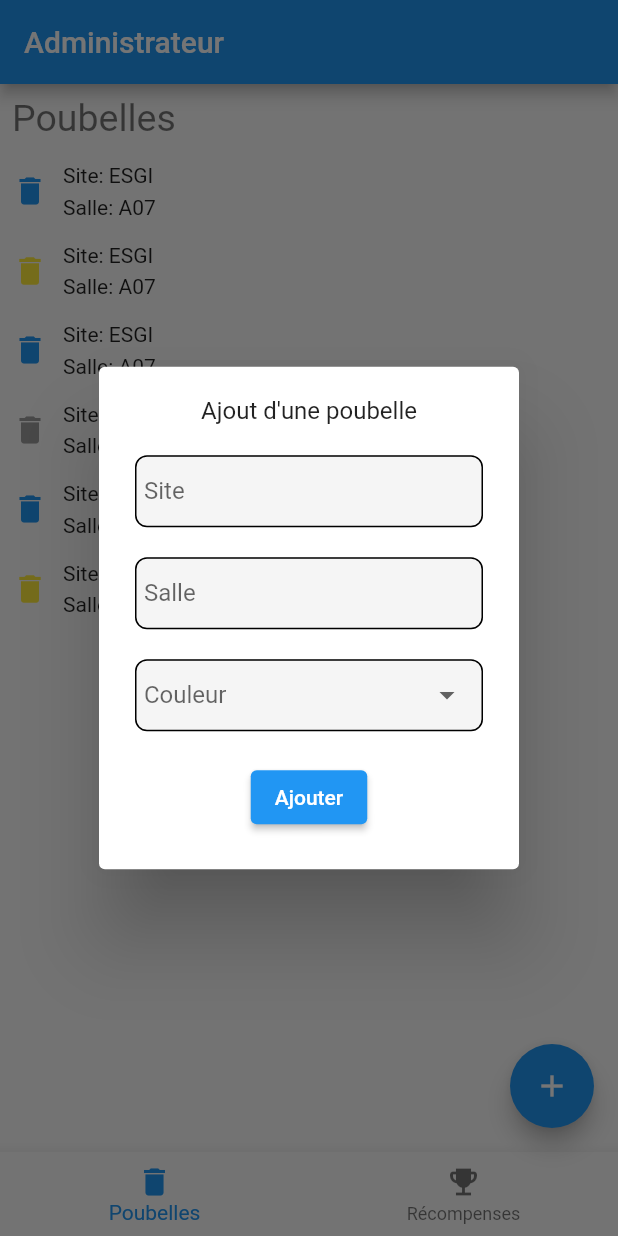
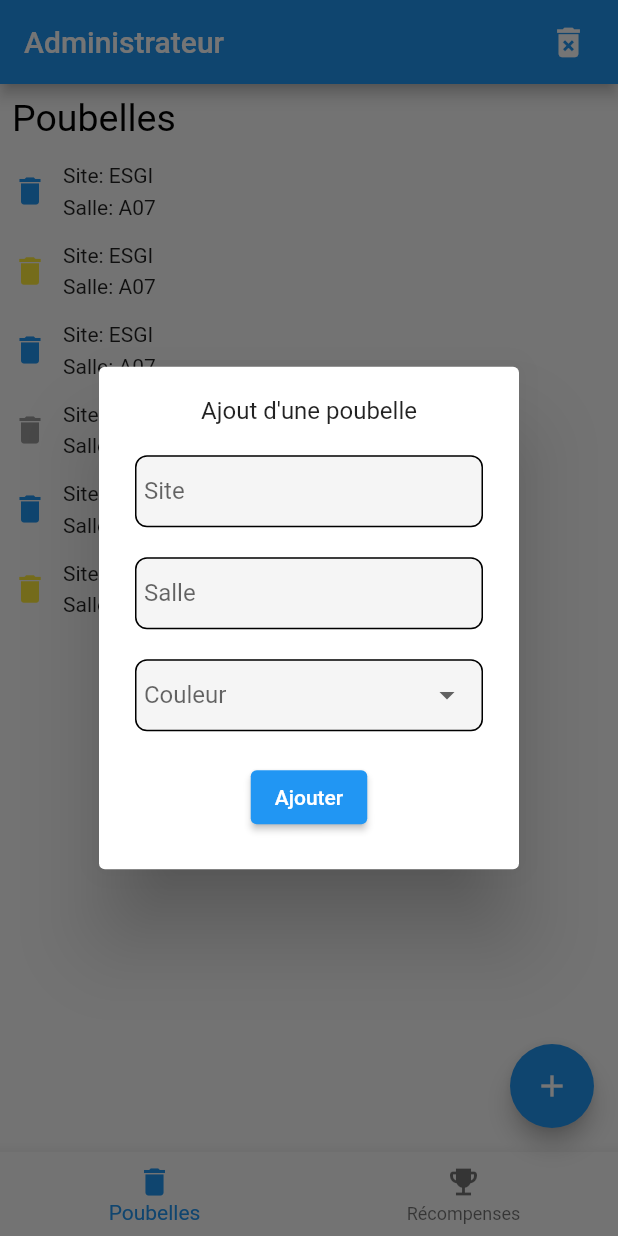
Before and after one commit to Ancelotow/green-ring-app, a Flutter app: the screen it shows after launch, after a tap on the "add" icon, on a phone screen of 412 x 824 dp. Run offline on Flutter 3.47's test engine with Material 2 defaults, Android fonts, the phone set to English and light mode, and no system bars; our stand-ins replace confetti; missing offline and left inert: flutter_barcode_scanner, nfc_manager, select_card.

Commit message:
remove garbage from NFC

```diff
--- a/lib/main.dart
+++ b/lib/main.dart
@@ -51,6 +51,7 @@ class MyApp extends StatelessWidget {
               fontSize: 40.0
           ),
           displayMedium: TextStyle(
+            color: Colors.black,
             fontSize: 25.0
           )
         )
--- a/lib/ui/admin_page.dart
+++ b/lib/ui/admin_page.dart
@@ -4,49 +4,73 @@ import 'package:green_ring/models/garbage.dart';
 import 'package:green_ring/models/notifications/submit_notification.dart';
 import 'package:green_ring/ui/forms/add_garbage_form.dart';
 import 'package:green_ring/ui/garbage_manage_page.dart';
+import 'package:green_ring/ui/widgets/admin_bottom_navbar.dart';
+import 'package:green_ring/ui/widgets/nfc_remove_garbage.dart';
 import 'package:green_ring/ui/widgets/nfc_writer.dart';
 
 class AdminPage extends StatelessWidget {
-  List<Garbage> _garbages = [];
-  Widget _currentPage = GarbageManagePage();
 
   AdminPage({Key? key}) : super(key: key);
+  List<AdminBottomNavbar> _items = [];
+  int currentIndex = 0;
 
   @override
   Widget build(BuildContext context) {
+    _loadListBottomNavbar(context);
     return Scaffold(
       appBar: AppBar(
+        actions: _items[currentIndex].actions,
         title: const Text(
           "Administrateur",
         ),
       ),
       body: SafeArea(
-        child: _currentPage,
+        child: _items[currentIndex].controller,
       ),
       bottomNavigationBar: _getBottomNavigationBar(context),
       floatingActionButton: _getFloatingButtonAction(context),
     );
   }
 
-  BottomNavigationBar _getBottomNavigationBar(BuildContext context) {
-    return BottomNavigationBar(
-      onTap: (index) => {
-
-      },
-      items: const [
-        BottomNavigationBarItem(
+  void _loadListBottomNavbar(BuildContext context) {
+    _items.add(AdminBottomNavbar(
+      itemNavbar: const BottomNavigationBarItem(
         icon: Icon(
           Icons.delete,
         ),
-          label: "Poubelles"
+        label: "Poubelles",
       ),
-        BottomNavigationBarItem(
+      controller: GarbageManagePage(),
+      actions: [
+        Padding(
+          padding: const EdgeInsets.only(right: 20.0),
+          child: GestureDetector(
+            onTap: () => _removeGarbageNfc(context),
+            child: const Icon(
+              Icons.delete_forever,
+              size: 26.0,
+            ),
+          ),
+        ),
+      ],
+      callback: () => _addGarbageForm(context),
+    ));
+    _items.add(AdminBottomNavbar(
+      itemNavbar: const BottomNavigationBarItem(
         icon: Icon(
           Icons.emoji_events,
         ),
-            label: "Récompenses"
+        label: "Récompenses",
       ),
-      ],
+      controller: GarbageManagePage(),
+      actions: [],
+    ));
+  }
+
+  BottomNavigationBar _getBottomNavigationBar(BuildContext context) {
+    return BottomNavigationBar(
+      onTap: (index) => currentIndex = index,
+      items: _items.map((e) => e.itemNavbar).toList(),
     );
   }
 
@@ -85,6 +109,7 @@ class AdminPage extends StatelessWidget {
   void _addGarbageNfc(BuildContext context, Garbage garbage) {
     showDialog(
       context: context,
+      barrierDismissible: false,
       builder: (BuildContext contextDialog) {
         return Center(
           child: Wrap(
@@ -106,4 +131,27 @@ class AdminPage extends StatelessWidget {
       },
     );
   }
+
+  void _removeGarbageNfc(BuildContext context) {
+    showDialog(
+      context: context,
+      builder: (BuildContext contextDialog) {
+        return Center(
+          child: Wrap(
+            children: [
+              AlertDialog(
+                content: NotificationListener<SubmitNotification<void>>(
+                  child: const NfcRemoveGarbage(),
+                  onNotification: (notification) {
+                    Navigator.of(context).pop();
+                    return true;
+                  },
+                ),
+              ),
+            ],
+          ),
+        );
+      },
+    );
   }
+}
--- a/lib/ui/garbage_manage_page.dart
+++ b/lib/ui/garbage_manage_page.dart
@@ -8,7 +8,7 @@ import '../models/garbage.dart';
 import '../models/notifications/submit_notification.dart';
 
 class GarbageManagePage extends StatefulWidget {
-  GarbageManagePage({Key? key}) : super(key: key);
+  const GarbageManagePage({Key? key}) : super(key: key);
 
   @override
   State<GarbageManagePage> createState() => _GarbageManagePageState();
@@ -43,12 +43,7 @@ class _GarbageManagePageState extends State<GarbageManagePage> {
             itemCount: _garbages.length,
             itemBuilder: (context, index) {
               final item = _garbages[index];
-              return Dismissible(
-                direction: DismissDirection.endToStart,
-                key: Key(item.id.toString()),
-                background: _backgroundListDismissible(context),
-                onDismissed: (direction) => _removeGarbage(context, index),
-                child: Padding(
+              return Padding(
                 padding: const EdgeInsets.all(8.0),
                 child: Row(
                   mainAxisAlignment: MainAxisAlignment.start,
@@ -71,7 +66,6 @@ class _GarbageManagePageState extends State<GarbageManagePage> {
                     )
                   ],
                 ),
-                ),
               );
             },
           ),
@@ -80,57 +74,4 @@ class _GarbageManagePageState extends State<GarbageManagePage> {
     );
   }
 
-  Widget _backgroundListDismissible(BuildContext context) {
-    return Container(
-      alignment: AlignmentDirectional.centerEnd,
-      color: Colors.red,
-      child: Padding(
-        padding: const EdgeInsets.fromLTRB(0.0, 0.0, 10.0, 0.0),
-        child: Row(
-          mainAxisAlignment: MainAxisAlignment.end,
-          crossAxisAlignment: CrossAxisAlignment.center,
-          children: const [
-            Icon(
-              Icons.delete_forever,
-              color: Colors.white,
-            ),
-            SizedBox(
-              width: 5,
-            ),
-            Text(
-              "Supprimer",
-              style: TextStyle(color: Colors.white),
-            ),
-          ],
-        ),
-      ),
-    );
 }
-
-  void _removeGarbage(BuildContext context, int index) {
-    showDialog(
-      context: context,
-      barrierDismissible: false,
-      builder: (BuildContext contextDialog) {
-        return Center(
-          child: Wrap(
-            children: [
-              AlertDialog(
-                content: NotificationListener<SubmitNotification<void>>(
-                  child: NfcWriter(
-                    tagValue: json.encode(""),
-                  ),
-                  onNotification: (notification) {
-                    Navigator.of(context).pop();
-                    _garbages.removeAt(index);
-                    return true;
-                  },
-                ),
-              ),
-            ],
-          ),
-        );
-      },
-    );
-  }
-}
--- /dev/null
+++ b/lib/ui/widgets/admin_bottom_navbar.dart
@@ -0,0 +1,15 @@
+import 'package:flutter/cupertino.dart';
+
+class AdminBottomNavbar {
+  BottomNavigationBarItem itemNavbar;
+  Widget controller;
+  List<Widget> actions;
+  Function? callback;
+
+  AdminBottomNavbar({
+    required this.itemNavbar,
+    required this.controller,
+    required this.actions,
+    this.callback,
+  });
+}
```
Also changed, not shown: lib/ui/widgets/nfc_remove_garbage.dart (+32 -37 lines), lib/ui/widgets/nfc_writer.dart (+24 -8 lines). Lines whose indentation alone changed are shown as unchanged.
